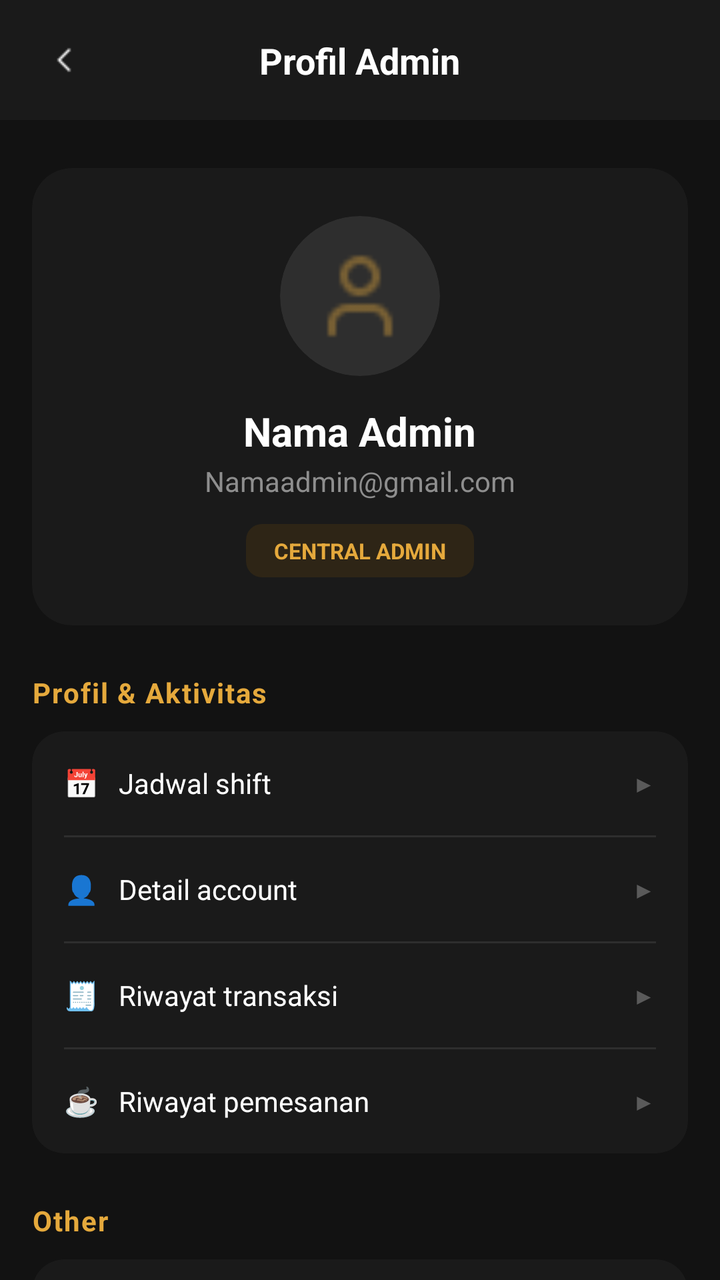
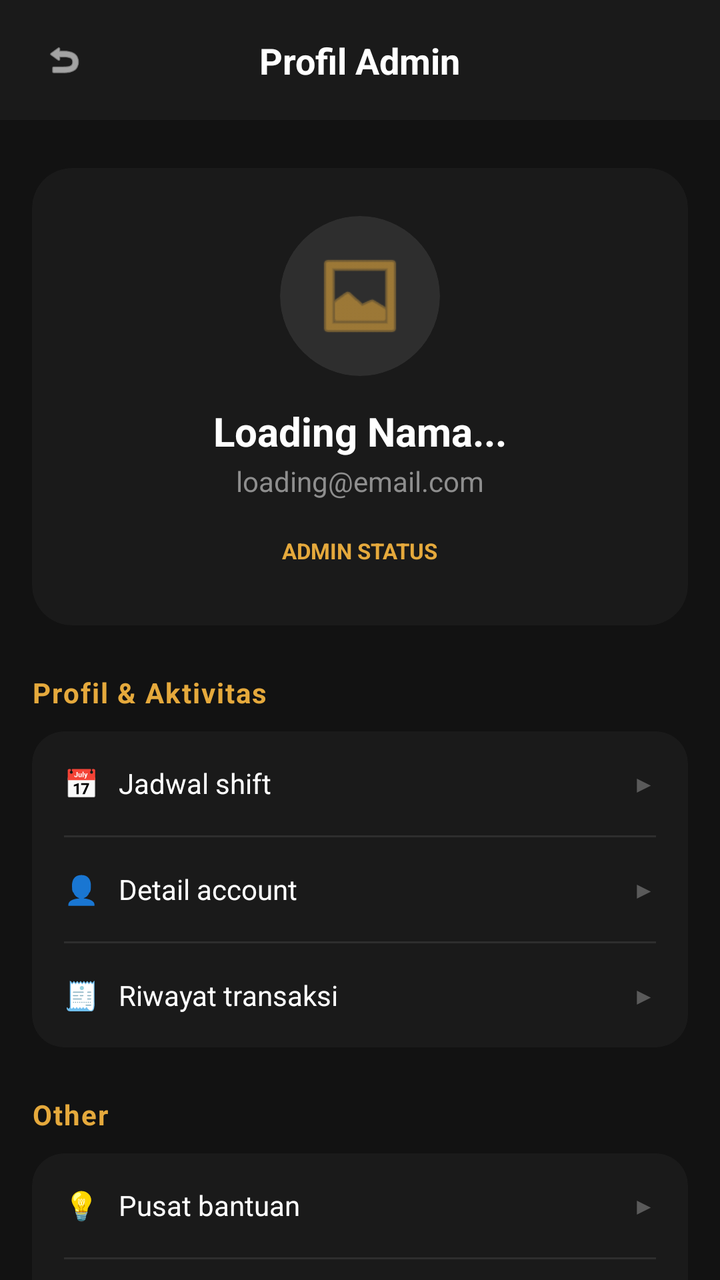

An Android layout rendered at two revisions. The XML below is the earlier revision; the diff shows what the commit changed to produce the second picture.
<!-- AndroidManifest.xml: application theme Theme.NgopiDulz_frontend -->
<!-- res/layout/fragment_admin_profile.xml -->
<?xml version="1.0" encoding="utf-8"?>
<androidx.constraintlayout.widget.ConstraintLayout xmlns:android="http://schemas.android.com/apk/res/android"
    xmlns:app="http://schemas.android.com/apk/res-auto"
    xmlns:tools="http://tools.android.com/tools"
    android:layout_width="match_parent"
    android:layout_height="match_parent"
    android:background="#121212"
    tools:context=".ProfilAdminActivity">

    <androidx.constraintlayout.widget.ConstraintLayout
        android:id="@+id/top_bar_profil"
        android:layout_width="match_parent"
        android:layout_height="60dp"
        android:background="#1A1A1A"
        android:paddingHorizontal="16dp"
        app:layout_constraintTop_toTopOf="parent">

        <ImageView
            android:id="@+id/btn_back_profil"
            android:layout_width="32dp"
            android:layout_height="32dp"
            android:padding="6dp"
            android:src="@drawable/ic_back"
            app:layout_constraintBottom_toBottomOf="parent"
            app:layout_constraintStart_toStartOf="parent"
            app:layout_constraintTop_toTopOf="parent"
            app:tint="#FFFFFF" />

        <TextView
            android:layout_width="wrap_content"
            android:layout_height="wrap_content"
            android:text="Profil Admin"
            android:textColor="#FFFFFF"
            android:textSize="18sp"
            android:textStyle="bold"
            app:layout_constraintBottom_toBottomOf="parent"
            app:layout_constraintEnd_toEndOf="parent"
            app:layout_constraintStart_toStartOf="parent"
            app:layout_constraintTop_toTopOf="parent" />
    </androidx.constraintlayout.widget.ConstraintLayout>

    <androidx.core.widget.NestedScrollView
        android:layout_width="match_parent"
        android:layout_height="0dp"
        android:fillViewport="true"
        app:layout_constraintBottom_toBottomOf="parent"
        app:layout_constraintTop_toBottomOf="@id/top_bar_profil">

        <LinearLayout
            android:layout_width="match_parent"
            android:layout_height="wrap_content"
            android:orientation="vertical"
            android:padding="16dp">

            <androidx.cardview.widget.CardView
                android:layout_width="match_parent"
                android:layout_height="wrap_content"
                android:layout_marginTop="8dp"
                android:layout_marginBottom="24dp"
                app:cardBackgroundColor="#1A1A1A"
                app:cardCornerRadius="20dp"
                app:cardElevation="0dp">

                <LinearLayout
                    android:layout_width="match_parent"
                    android:layout_height="wrap_content"
                    android:gravity="center"
                    android:orientation="vertical"
                    android:padding="24dp">

                    <androidx.cardview.widget.CardView
                        android:layout_width="80dp"
                        android:layout_height="80dp"
                        app:cardCornerRadius="40dp"
                        app:cardElevation="0dp"
                        app:cardBackgroundColor="#2E2E2E">
                        <ImageView
                            android:layout_width="match_parent"
                            android:layout_height="match_parent"
                            android:scaleType="centerCrop"
                            android:src="@drawable/ic_profil"
                            app:tint="#E5A93C"
                            android:padding="16dp" />
                    </androidx.cardview.widget.CardView>

                    <TextView
                        android:layout_width="wrap_content"
                        android:layout_height="wrap_content"
                        android:layout_marginTop="14dp"
                        android:text="Nama Admin"
                        android:textColor="#FFFFFF"
                        android:textSize="20sp"
                        android:textStyle="bold" />

                    <TextView
                        android:layout_width="wrap_content"
                        android:layout_height="wrap_content"
                        android:layout_marginTop="2dp"
                        android:text="Namaadmin@gmail.com"
                        android:textColor="#8E8E8E"
                        android:textSize="14sp" />

                    <TextView
                        android:layout_width="wrap_content"
                        android:layout_height="wrap_content"
                        android:layout_marginTop="12dp"
                        android:background="@drawable/bg_rating_badge"
                        android:backgroundTint="#2E2516"
                        android:paddingHorizontal="14dp"
                        android:paddingVertical="6dp"
                        android:text="CENTRAL ADMIN"
                        android:textColor="#E5A93C"
                        android:textSize="11sp"
                        android:textStyle="bold" />
                </LinearLayout>
            </androidx.cardview.widget.CardView>

            <TextView
                android:layout_width="wrap_content"
                android:layout_height="wrap_content"
                android:layout_marginBottom="10dp"
                android:text="Profil &amp; Aktivitas"
                android:textColor="#E5A93C"
                android:textSize="14sp"
                android:textStyle="bold"
                android:letterSpacing="0.05" />

            <androidx.cardview.widget.CardView
                android:layout_width="match_parent"
                android:layout_height="wrap_content"
                android:layout_marginBottom="24dp"
                app:cardBackgroundColor="#1A1A1A"
                app:cardCornerRadius="16dp"
                app:cardElevation="0dp">

                <LinearLayout
                    android:layout_width="match_parent"
                    android:layout_height="wrap_content"
                    android:orientation="vertical"
                    android:paddingHorizontal="16dp">

                    <RelativeLayout android:layout_width="match_parent" android:layout_height="52dp">
                        <TextView android:layout_width="wrap_content" android:layout_height="wrap_content" android:layout_centerVertical="true" android:text="📅   Jadwal shift" android:textColor="#FFFFFF" android:textSize="14sp"/>
                        <TextView android:layout_width="wrap_content" android:layout_height="wrap_content" android:layout_alignParentEnd="true" android:layout_centerVertical="true" android:text="▶" android:textColor="#5A5A5A" android:textSize="12sp"/>
                    </RelativeLayout>
                    <View android:layout_width="match_parent" android:layout_height="1dp" android:background="#2E2E2E" />

                    <RelativeLayout android:layout_width="match_parent" android:layout_height="52dp">
                        <TextView android:layout_width="wrap_content" android:layout_height="wrap_content" android:layout_centerVertical="true" android:text="👤   Detail account" android:textColor="#FFFFFF" android:textSize="14sp"/>
                        <TextView android:layout_width="wrap_content" android:layout_height="wrap_content" android:layout_alignParentEnd="true" android:layout_centerVertical="true" android:text="▶" android:textColor="#5A5A5A" android:textSize="12sp"/>
                    </RelativeLayout>
                    <View android:layout_width="match_parent" android:layout_height="1dp" android:background="#2E2E2E" />

                    <RelativeLayout android:layout_width="match_parent" android:layout_height="52dp">
                        <TextView android:layout_width="wrap_content" android:layout_height="wrap_content" android:layout_centerVertical="true" android:text="🧾   Riwayat transaksi" android:textColor="#FFFFFF" android:textSize="14sp"/>
                        <TextView android:layout_width="wrap_content" android:layout_height="wrap_content" android:layout_alignParentEnd="true" android:layout_centerVertical="true" android:text="▶" android:textColor="#5A5A5A" android:textSize="12sp"/>
                    </RelativeLayout>
                    <View android:layout_width="match_parent" android:layout_height="1dp" android:background="#2E2E2E" />

                    <RelativeLayout android:layout_width="match_parent" android:layout_height="52dp">
                        <TextView android:layout_width="wrap_content" android:layout_height="wrap_content" android:layout_centerVertical="true" android:text="☕   Riwayat pemesanan" android:textColor="#FFFFFF" android:textSize="14sp"/>
                        <TextView android:layout_width="wrap_content" android:layout_height="wrap_content" android:layout_alignParentEnd="true" android:layout_centerVertical="true" android:text="▶" android:textColor="#5A5A5A" android:textSize="12sp"/>
                    </RelativeLayout>
                </LinearLayout>
            </androidx.cardview.widget.CardView>

            <TextView
                android:layout_width="wrap_content"
                android:layout_height="wrap_content"
                android:layout_marginBottom="10dp"
                android:text="Other"
                android:textColor="#E5A93C"
                android:textSize="14sp"
                android:textStyle="bold"
                android:letterSpacing="0.05" />

            <androidx.cardview.widget.CardView
                android:layout_width="match_parent"
                android:layout_height="wrap_content"
                android:layout_marginBottom="16dp"
                app:cardBackgroundColor="#1A1A1A"
                app:cardCornerRadius="16dp"
                app:cardElevation="0dp">

                <LinearLayout
                    android:layout_width="match_parent"
                    android:layout_height="wrap_content"
                    android:orientation="vertical"
                    android:paddingHorizontal="16dp">

                    <RelativeLayout android:layout_width="match_parent" android:layout_height="52dp">
                        <TextView android:layout_width="wrap_content" android:layout_height="wrap_content" android:layout_centerVertical="true" android:text="💡   Pusat bantuan" android:textColor="#FFFFFF" android:textSize="14sp"/>
                        <TextView android:layout_width="wrap_content" android:layout_height="wrap_content" android:layout_alignParentEnd="true" android:layout_centerVertical="true" android:text="▶" android:textColor="#5A5A5A" android:textSize="12sp"/>
                    </RelativeLayout>
                    <View android:layout_width="match_parent" android:layout_height="1dp" android:background="#2E2E2E" />

                    <RelativeLayout android:layout_width="match_parent" android:layout_height="52dp">
                        <TextView android:layout_width="wrap_content" android:layout_height="wrap_content" android:layout_centerVertical="true" android:text="ℹ️   Tentang kami" android:textColor="#FFFFFF" android:textSize="14sp"/>
                        <TextView android:layout_width="wrap_content" android:layout_height="wrap_content" android:layout_alignParentEnd="true" android:layout_centerVertical="true" android:text="▶" android:textColor="#5A5A5A" android:textSize="12sp"/>
                    </RelativeLayout>
                    <View android:layout_width="match_parent" android:layout_height="1dp" android:background="#2E2E2E" />

                    <RelativeLayout android:layout_width="match_parent" android:layout_height="52dp">
                        <TextView android:layout_width="wrap_content" android:layout_height="wrap_content" android:layout_centerVertical="true" android:text="📍   Lokasi outlet" android:textColor="#FFFFFF" android:textSize="14sp"/>
                        <TextView android:layout_width="wrap_content" android:layout_height="wrap_content" android:layout_alignParentEnd="true" android:layout_centerVertical="true" android:text="▶" android:textColor="#5A5A5A" android:textSize="12sp"/>
                    </RelativeLayout>
                    <View android:layout_width="match_parent" android:layout_height="1dp" android:background="#2E2E2E" />

                    <RelativeLayout android:layout_width="match_parent" android:layout_height="52dp">
                        <TextView android:layout_width="wrap_content" android:layout_height="wrap_content" android:layout_centerVertical="true" android:text="🔔   Pengaturan notifikasi" android:textColor="#FFFFFF" android:textSize="14sp"/>
                        <TextView android:layout_width="wrap_content" android:layout_height="wrap_content" android:layout_alignParentEnd="true" android:layout_centerVertical="true" android:text="▶" android:textColor="#5A5A5A" android:textSize="12sp"/>
                    </RelativeLayout>
                </LinearLayout>
            </androidx.cardview.widget.CardView>

        </LinearLayout>
    </androidx.core.widget.NestedScrollView>

</androidx.constraintlayout.widget.ConstraintLayout>
<!-- resources referenced by this layout -->
<resources>
  <!-- drawable bg_rating_badge (drawable) -->
  <?xml version="1.0" encoding="utf-8"?>
  <shape xmlns:android="http://schemas.android.com/apk/res/android">
      <solid android:color="#FFD700" /> <corners android:radius="8dp" /> </shape>
  <!-- drawable ic_back: png bitmap (drawable, 286 bytes) -->
  <!-- drawable ic_profil: png bitmap (drawable, 558 bytes) -->
  <style name="Theme.NgopiDulz_frontend" parent="Base.Theme.NgopiDulz_frontend" />
  <style name="Base.Theme.NgopiDulz_frontend" parent="Theme.Material3.DayNight.NoActionBar">
          
          
      </style>
</resources>

<!-- the commit's change to res/layout/fragment_admin_profile.xml (unified diff, before → after) -->
@@ -13,14 +13,14 @@
         android:layout_height="60dp"
         android:background="#1A1A1A"
         android:paddingHorizontal="16dp"
-        app:layout_constraintTop_toTopOf="parent">
+        app:layout_constraintTop_toTopOf="parent"> 
 
         <ImageView
             android:id="@+id/btn_back_profil"
             android:layout_width="32dp"
             android:layout_height="32dp"
             android:padding="6dp"
-            android:src="@drawable/ic_back"
+            android:src="@android:drawable/ic_menu_revert"
             app:layout_constraintBottom_toBottomOf="parent"
             app:layout_constraintStart_toStartOf="parent"
             app:layout_constraintTop_toTopOf="parent"
@@ -78,37 +78,39 @@
                             android:layout_width="match_parent"
                             android:layout_height="match_parent"
                             android:scaleType="centerCrop"
-                            android:src="@drawable/ic_profil"
+                            android:src="@android:drawable/ic_menu_gallery"
                             app:tint="#E5A93C"
                             android:padding="16dp" />
                     </androidx.cardview.widget.CardView>
 
                     <TextView
+                        android:id="@+id/tv_profile_name"
                         android:layout_width="wrap_content"
                         android:layout_height="wrap_content"
                         android:layout_marginTop="14dp"
-                        android:text="Nama Admin"
+                        android:text="Loading Nama..."
                         android:textColor="#FFFFFF"
                         android:textSize="20sp"
                         android:textStyle="bold" />
 
                     <TextView
+                        android:id="@+id/tv_profile_email"
                         android:layout_width="wrap_content"
                         android:layout_height="wrap_content"
                         android:layout_marginTop="2dp"
-                        android:text="Namaadmin@gmail.com"
+                        android:text="loading@email.com"
                         android:textColor="#8E8E8E"
                         android:textSize="14sp" />
 
                     <TextView
+                        android:id="@+id/tv_profile_role"
                         android:layout_width="wrap_content"
                         android:layout_height="wrap_content"
                         android:layout_marginTop="12dp"
-                        android:background="@drawable/bg_rating_badge"
                         android:backgroundTint="#2E2516"
                         android:paddingHorizontal="14dp"
                         android:paddingVertical="6dp"
-                        android:text="CENTRAL ADMIN"
+                        android:text="ADMIN STATUS"
                         android:textColor="#E5A93C"
                         android:textSize="11sp"
                         android:textStyle="bold" />
@@ -155,12 +157,6 @@
                         <TextView android:layout_width="wrap_content" android:layout_height="wrap_content" android:layout_centerVertical="true" android:text="🧾   Riwayat transaksi" android:textColor="#FFFFFF" android:textSize="14sp"/>
                         <TextView android:layout_width="wrap_content" android:layout_height="wrap_content" android:layout_alignParentEnd="true" android:layout_centerVertical="true" android:text="▶" android:textColor="#5A5A5A" android:textSize="12sp"/>
                     </RelativeLayout>
-                    <View android:layout_width="match_parent" android:layout_height="1dp" android:background="#2E2E2E" />
-
-                    <RelativeLayout android:layout_width="match_parent" android:layout_height="52dp">
-                        <TextView android:layout_width="wrap_content" android:layout_height="wrap_content" android:layout_centerVertical="true" android:text="☕   Riwayat pemesanan" android:textColor="#FFFFFF" android:textSize="14sp"/>
-                        <TextView android:layout_width="wrap_content" android:layout_height="wrap_content" android:layout_alignParentEnd="true" android:layout_centerVertical="true" android:text="▶" android:textColor="#5A5A5A" android:textSize="12sp"/>
-                    </RelativeLayout>
                 </LinearLayout>
             </androidx.cardview.widget.CardView>
 
@@ -198,22 +194,46 @@
                         <TextView android:layout_width="wrap_content" android:layout_height="wrap_content" android:layout_centerVertical="true" android:text="ℹ️   Tentang kami" android:textColor="#FFFFFF" android:textSize="14sp"/>
                         <TextView android:layout_width="wrap_content" android:layout_height="wrap_content" android:layout_alignParentEnd="true" android:layout_centerVertical="true" android:text="▶" android:textColor="#5A5A5A" android:textSize="12sp"/>
                     </RelativeLayout>
-                    <View android:layout_width="match_parent" android:layout_height="1dp" android:background="#2E2E2E" />
-
-                    <RelativeLayout android:layout_width="match_parent" android:layout_height="52dp">
-                        <TextView android:layout_width="wrap_content" android:layout_height="wrap_content" android:layout_centerVertical="true" android:text="📍   Lokasi outlet" android:textColor="#FFFFFF" android:textSize="14sp"/>
-                        <TextView android:layout_width="wrap_content" android:layout_height="wrap_content" android:layout_alignParentEnd="true" android:layout_centerVertical="true" android:text="▶" android:textColor="#5A5A5A" android:textSize="12sp"/>
-                    </RelativeLayout>
-                    <View android:layout_width="match_parent" android:layout_height="1dp" android:background="#2E2E2E" />
-
-                    <RelativeLayout android:layout_width="match_parent" android:layout_height="52dp">
-                        <TextView android:layout_width="wrap_content" android:layout_height="wrap_content" android:layout_centerVertical="true" android:text="🔔   Pengaturan notifikasi" android:textColor="#FFFFFF" android:textSize="14sp"/>
-                        <TextView android:layout_width="wrap_content" android:layout_height="wrap_content" android:layout_alignParentEnd="true" android:layout_centerVertical="true" android:text="▶" android:textColor="#5A5A5A" android:textSize="12sp"/>
-                    </RelativeLayout>
                 </LinearLayout>
+            </androidx.cardview.widget.CardView>
+
+            <androidx.cardview.widget.CardView
+                android:id="@+id/btn_profile_logout"
+                android:layout_width="match_parent"
+                android:layout_height="wrap_content"
+                android:layout_marginBottom="32dp"
+                android:foreground="?android:attr/selectableItemBackground"
+                android:clickable="true"
+                android:focusable="true"
+                app:cardBackgroundColor="#2D1919"
+                app:cardCornerRadius="16dp"
+                app:cardElevation="0dp">
+
+                <RelativeLayout
+                    android:layout_width="match_parent"
+                    android:layout_height="52dp"
+                    android:paddingHorizontal="16dp">
+
+                    <TextView
+                        android:layout_width="wrap_content"
+                        android:layout_height="wrap_content"
+                        android:layout_centerVertical="true"
+                        android:text="🚪   Keluar dari Akun"
+                        android:textColor="#EF5350"
+                        android:textSize="14sp"
+                        android:textStyle="bold" />
+
+                    <TextView
+                        android:layout_width="wrap_content"
+                        android:layout_height="wrap_content"
+                        android:layout_alignParentEnd="true"
+                        android:layout_centerVertical="true"
+                        android:text="▶"
+                        android:textColor="#EF5350"
+                        android:textSize="12sp" />
+                </RelativeLayout>
             </androidx.cardview.widget.CardView>
 
         </LinearLayout>
     </androidx.core.widget.NestedScrollView>
-
 </androidx.constraintlayout.widget.ConstraintLayout>
<!-- resource entries referenced after the edit -->
@@ -1,11 +1,5 @@
 <!-- resources referenced by this layout -->
 <resources>
-  <!-- drawable bg_rating_badge (drawable) -->
-  <?xml version="1.0" encoding="utf-8"?>
-  <shape xmlns:android="http://schemas.android.com/apk/res/android">
-      <solid android:color="#FFD700" /> <corners android:radius="8dp" /> </shape>
-  <!-- drawable ic_back: png bitmap (drawable, 286 bytes) -->
-  <!-- drawable ic_profil: png bitmap (drawable, 558 bytes) -->
   <style name="Theme.NgopiDulz_frontend" parent="Base.Theme.NgopiDulz_frontend" />
   <style name="Base.Theme.NgopiDulz_frontend" parent="Theme.Material3.DayNight.NoActionBar">
           
